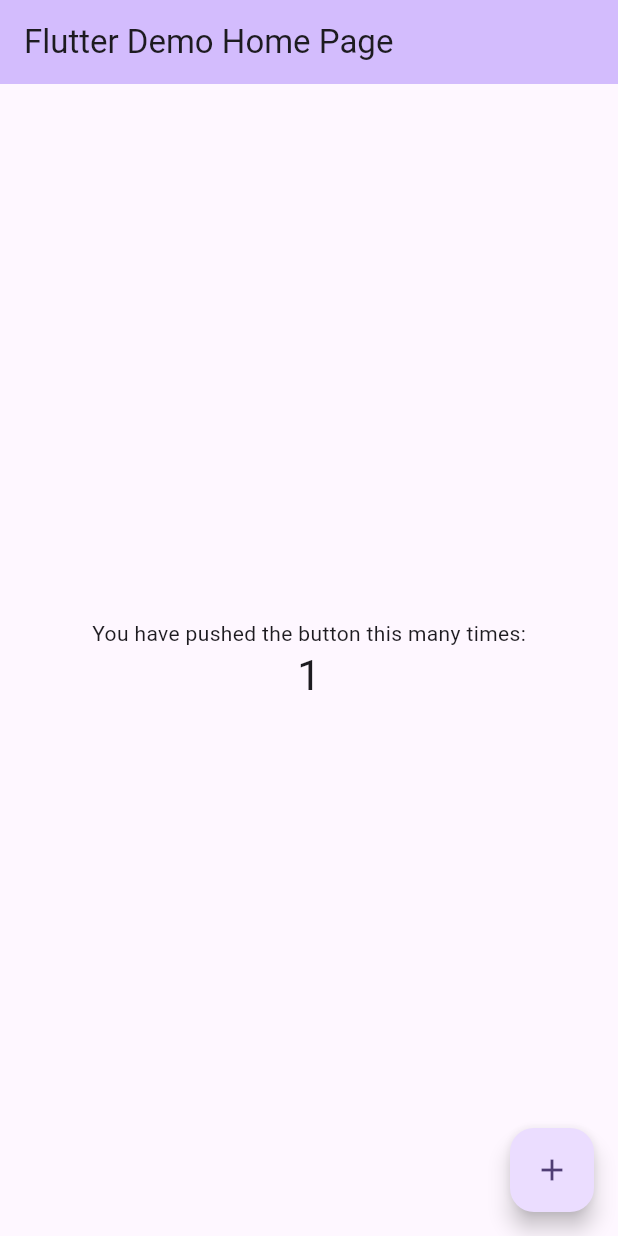
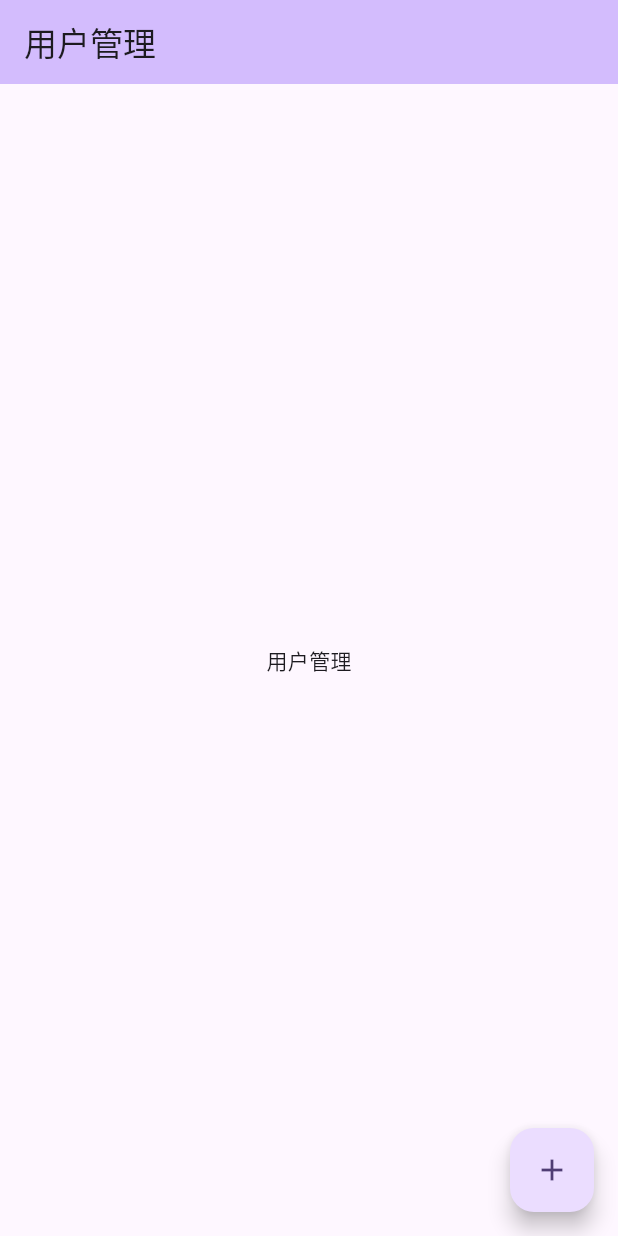
Before and after one commit to ApiSorcery/autoapi-example-flutter, a Flutter app: the screen it shows after launch, after a tap on the "add" icon, on a phone screen of 412 x 824 dp. Run offline on Flutter 3.47's test engine with Material 3 defaults, Android fonts, the phone set to English and light mode, and no system bars; our stand-ins replace dio.

Commit message:
新增用户管理页

```diff
--- a/lib/main.dart
+++ b/lib/main.dart
@@ -1,3 +1,4 @@
+import 'package:autoapi_example_flutter/pages/user.dart';
 import 'package:flutter/material.dart';
 
 void main() {
@@ -31,95 +32,7 @@ class MyApp extends StatelessWidget {
         colorScheme: ColorScheme.fromSeed(seedColor: Colors.deepPurple),
         useMaterial3: true,
       ),
-      home: const MyHomePage(title: 'Flutter Demo Home Page'),
+      home: const UserPage(),
     );
   }
 }
-
-class MyHomePage extends StatefulWidget {
-  const MyHomePage({super.key, required this.title});
-
-  // This widget is the home page of your application. It is stateful, meaning
-  // that it has a State object (defined below) that contains fields that affect
-  // how it looks.
-
-  // This class is the configuration for the state. It holds the values (in this
-  // case the title) provided by the parent (in this case the App widget) and
-  // used by the build method of the State. Fields in a Widget subclass are
-  // always marked "final".
-
-  final String title;
-
-  @override
-  State<MyHomePage> createState() => _MyHomePageState();
-}
-
-class _MyHomePageState extends State<MyHomePage> {
-  int _counter = 0;
-
-  void _incrementCounter() {
-    setState(() {
-      // This call to setState tells the Flutter framework that something has
-      // changed in this State, which causes it to rerun the build method below
-      // so that the display can reflect the updated values. If we changed
-      // _counter without calling setState(), then the build method would not be
-      // called again, and so nothing would appear to happen.
-      _counter++;
-    });
-  }
-
-  @override
-  Widget build(BuildContext context) {
-    // This method is rerun every time setState is called, for instance as done
-    // by the _incrementCounter method above.
-    //
-    // The Flutter framework has been optimized to make rerunning build methods
-    // fast, so that you can just rebuild anything that needs updating rather
-    // than having to individually change instances of widgets.
-    return Scaffold(
-      appBar: AppBar(
-        // TRY THIS: Try changing the color here to a specific color (to
-        // Colors.amber, perhaps?) and trigger a hot reload to see the AppBar
-        // change color while the other colors stay the same.
-        backgroundColor: Theme.of(context).colorScheme.inversePrimary,
-        // Here we take the value from the MyHomePage object that was created by
-        // the App.build method, and use it to set our appbar title.
-        title: Text(widget.title),
-      ),
-      body: Center(
-        // Center is a layout widget. It takes a single child and positions it
-        // in the middle of the parent.
-        child: Column(
-          // Column is also a layout widget. It takes a list of children and
-          // arranges them vertically. By default, it sizes itself to fit its
-          // children horizontally, and tries to be as tall as its parent.
-          //
-          // Column has various properties to control how it sizes itself and
-          // how it positions its children. Here we use mainAxisAlignment to
-          // center the children vertically; the main axis here is the vertical
-          // axis because Columns are vertical (the cross axis would be
-          // horizontal).
-          //
-          // TRY THIS: Invoke "debug painting" (choose the "Toggle Debug Paint"
-          // action in the IDE, or press "p" in the console), to see the
-          // wireframe for each widget.
-          mainAxisAlignment: MainAxisAlignment.center,
-          children: <Widget>[
-            const Text(
-              'You have pushed the button this many times:',
-            ),
-            Text(
-              '$_counter',
-              style: Theme.of(context).textTheme.headlineMedium,
-            ),
-          ],
-        ),
-      ),
-      floatingActionButton: FloatingActionButton(
-        onPressed: _incrementCounter,
-        tooltip: 'Increment',
-        child: const Icon(Icons.add),
-      ), // This trailing comma makes auto-formatting nicer for build methods.
-    );
-  }
-}
--- /dev/null
+++ b/lib/pages/user.dart
@@ -0,0 +1,28 @@
+import 'package:flutter/material.dart';
+
+class UserPage extends StatefulWidget {
+  const UserPage({super.key});
+
+  @override
+  State<UserPage> createState() => _UserPageState();
+}
+
+class _UserPageState extends State<UserPage> {
+  @override
+  Widget build(BuildContext context) {
+    return Scaffold(
+      appBar: AppBar(
+        backgroundColor: Theme.of(context).colorScheme.inversePrimary,
+        title: const Text('用户管理'),
+      ),
+      body: const Center(
+        child: Text('用户管理'),
+      ),
+      floatingActionButton: FloatingActionButton(
+        onPressed: () {},
+        tooltip: '添加用户',
+        child: const Icon(Icons.add),
+      ),
+    );
+  }
+}
```
